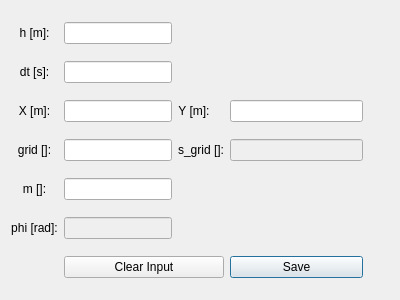
Before: the Qt Designer form working_apps/simulations/detDialog.ui in urhtrinko/DroneRadioactivity_student_job, drawn with Qt 5.
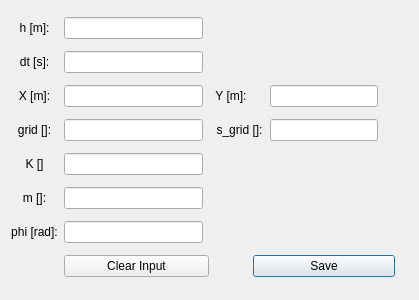
After: the same form once the commit is applied.

What changed in the file:
```diff
--- a/working_apps/simulations/detDialog.ui
+++ b/working_apps/simulations/detDialog.ui
@@ -6,7 +6,7 @@
    <rect>
     <x>0</x>
     <y>0</y>
-    <width>400</width>
+    <width>419</width>
     <height>300</height>
    </rect>
   </property>
@@ -14,8 +14,8 @@
    <string>Dialog</string>
   </property>
   <layout class="QGridLayout" name="gridLayout">
-   <item row="2" column="7">
-    <widget class="QLineEdit" name="lineEditY"/>
+   <item row="5" column="2">
+    <widget class="QLineEdit" name="lineEdit_m"/>
    </item>
    <item row="0" column="0" colspan="2">
     <widget class="QLabel" name="label_h">
@@ -24,6 +24,27 @@
      </property>
     </widget>
    </item>
+   <item row="3" column="11">
+    <widget class="QLabel" name="label_2">
+     <property name="text">
+      <string/>
+     </property>
+    </widget>
+   </item>
+   <item row="5" column="0" colspan="2">
+    <widget class="QLabel" name="label_m">
+     <property name="text">
+      <string>&lt;html&gt;&lt;head/&gt;&lt;body&gt;&lt;p align=&quot;center&quot;&gt;m []:&lt;/p&gt;&lt;/body&gt;&lt;/html&gt;</string>
+     </property>
+    </widget>
+   </item>
+   <item row="2" column="0" colspan="2">
+    <widget class="QLabel" name="labelX">
+     <property name="text">
+      <string>&lt;html&gt;&lt;head/&gt;&lt;body&gt;&lt;p align=&quot;center&quot;&gt;X [m]:&lt;/p&gt;&lt;/body&gt;&lt;/html&gt;</string>
+     </property>
+    </widget>
+   </item>
    <item row="1" column="0" colspan="2">
     <widget class="QLabel" name="label_dt">
      <property name="text">
@@ -31,9 +52,6 @@
      </property>
     </widget>
    </item>
-   <item row="3" column="2" colspan="3">
-    <widget class="QLineEdit" name="lineEditGrid"/>
-   </item>
    <item row="3" column="5" colspan="2">
     <widget class="QLabel" name="labelSgrid">
      <property name="text">
@@ -41,64 +59,13 @@
      </property>
     </widget>
    </item>
-   <item row="3" column="7">
-    <widget class="QLineEdit" name="lineEditSgrid">
-     <property name="enabled">
-      <bool>false</bool>
-     </property>
-    </widget>
-   </item>
-   <item row="4" column="0" colspan="2">
-    <widget class="QLabel" name="label_m">
-     <property name="text">
-      <string>&lt;html&gt;&lt;head/&gt;&lt;body&gt;&lt;p align=&quot;center&quot;&gt;m []:&lt;/p&gt;&lt;/body&gt;&lt;/html&gt;</string>
-     </property>
-    </widget>
-   </item>
-   <item row="6" column="7">
-    <widget class="QPushButton" name="btnSave">
-     <property name="text">
-      <string>Save</string>
-     </property>
-    </widget>
-   </item>
-   <item row="0" column="2" colspan="3">
-    <widget class="QLineEdit" name="lineEdit_h"/>
-   </item>
-   <item row="2" column="0" colspan="2">
-    <widget class="QLabel" name="labelX">
-     <property name="text">
-      <string>&lt;html&gt;&lt;head/&gt;&lt;body&gt;&lt;p align=&quot;center&quot;&gt;X [m]:&lt;/p&gt;&lt;/body&gt;&lt;/html&gt;</string>
-     </property>
-    </widget>
-   </item>
-   <item row="5" column="0" colspan="2">
+   <item row="6" column="0" colspan="2">
     <widget class="QLabel" name="labePhi">
      <property name="text">
       <string>&lt;html&gt;&lt;head/&gt;&lt;body&gt;&lt;p align=&quot;center&quot;&gt;phi [rad]:&lt;/p&gt;&lt;/body&gt;&lt;/html&gt;</string>
      </property>
     </widget>
    </item>
-   <item row="2" column="2" colspan="3">
-    <widget class="QLineEdit" name="lineEditX"/>
-   </item>
-   <item row="6" column="2" colspan="5">
-    <widget class="QPushButton" name="btnClearInput">
-     <property name="text">
-      <string>Clear Input</string>
-     </property>
-    </widget>
-   </item>
-   <item row="1" column="2" colspan="3">
-    <widget class="QLineEdit" name="lineEdit_dt"/>
-   </item>
-   <item row="3" column="0" colspan="2">
-    <widget class="QLabel" name="labelGrid">
-     <property name="text">
-      <string>&lt;html&gt;&lt;head/&gt;&lt;body&gt;&lt;p align=&quot;center&quot;&gt;grid []:&lt;/p&gt;&lt;/body&gt;&lt;/html&gt;</string>
-     </property>
-    </widget>
-   </item>
    <item row="2" column="5">
     <widget class="QLabel" name="labelY">
      <property name="text">
@@ -106,30 +73,73 @@
      </property>
     </widget>
    </item>
-   <item row="3" column="8">
+   <item row="3" column="0" colspan="2">
+    <widget class="QLabel" name="labelGrid">
+     <property name="text">
+      <string>&lt;html&gt;&lt;head/&gt;&lt;body&gt;&lt;p align=&quot;center&quot;&gt;grid []:&lt;/p&gt;&lt;/body&gt;&lt;/html&gt;</string>
+     </property>
+    </widget>
+   </item>
+   <item row="3" column="10">
     <widget class="QLabel" name="label">
      <property name="text">
       <string/>
      </property>
     </widget>
    </item>
-   <item row="4" column="2" colspan="3">
-    <widget class="QLineEdit" name="lineEdit_m"/>
+   <item row="0" column="2">
+    <widget class="QLineEdit" name="lineEdit_h"/>
    </item>
-   <item row="5" column="2" colspan="3">
+   <item row="4" column="2">
+    <widget class="QLineEdit" name="lineEdit_K"/>
+   </item>
+   <item row="7" column="6" colspan="5">
+    <widget class="QPushButton" name="btnSave">
+     <property name="text">
+      <string>Save</string>
+     </property>
+    </widget>
+   </item>
+   <item row="7" column="2" colspan="2">
+    <widget class="QPushButton" name="btnClearInput">
+     <property name="text">
+      <string>Clear Input</string>
+     </property>
+    </widget>
+   </item>
+   <item row="6" column="2">
     <widget class="QLineEdit" name="lineEditPhi">
      <property name="enabled">
-      <bool>false</bool>
+      <bool>true</bool>
      </property>
     </widget>
    </item>
-   <item row="3" column="9">
-    <widget class="QLabel" name="label_2">
+   <item row="1" column="2">
+    <widget class="QLineEdit" name="lineEdit_dt"/>
+   </item>
+   <item row="2" column="2">
+    <widget class="QLineEdit" name="lineEditX"/>
+   </item>
+   <item row="3" column="2">
+    <widget class="QLineEdit" name="lineEditGrid"/>
+   </item>
+   <item row="4" column="0" colspan="2">
+    <widget class="QLabel" name="label_K">
      <property name="text">
-      <string/>
+      <string>&lt;html&gt;&lt;head/&gt;&lt;body&gt;&lt;p align=&quot;center&quot;&gt;K []&lt;/p&gt;&lt;/body&gt;&lt;/html&gt;</string>
      </property>
     </widget>
    </item>
+   <item row="3" column="7" colspan="3">
+    <widget class="QLineEdit" name="lineEditSgrid">
+     <property name="enabled">
+      <bool>true</bool>
+     </property>
+    </widget>
+   </item>
+   <item row="2" column="7" colspan="3">
+    <widget class="QLineEdit" name="lineEditY"/>
+   </item>
   </layout>
  </widget>
  <tabstops>
```
Left out of the diff: 1 changed line with no effect on the pictures.
